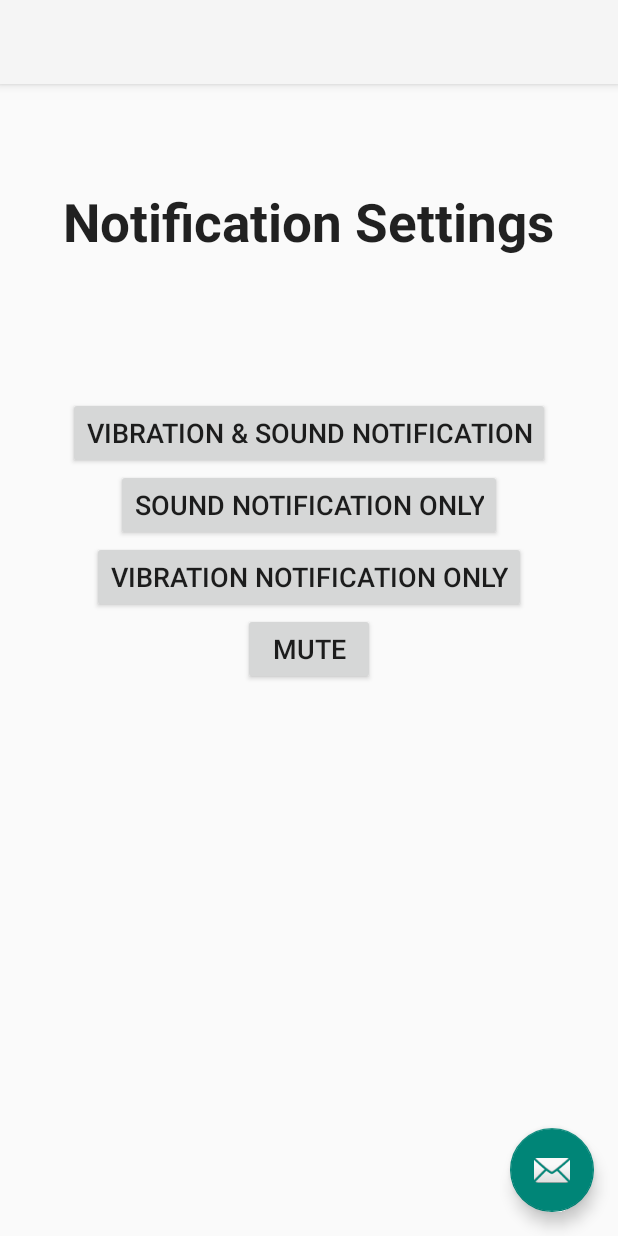
After one commit to CodeInSuits/CSE110Team40, an Android app: the GlobalSettings screen opened directly, with no data from a screen before it, on a phone screen of 412 x 824 dp. The commit adds this screen. Run offline under Robolectric (Android 15) with nearby library versions, the phone set to English and light mode, and no system bars; our stand-ins replace Firebase (no records; nobody signed in at launch, a user with empty details on screens opened directly).

Commit message:
add UI for global setting

```diff
--- /dev/null
+++ b/app/src/main/java/com/vapenaysh/jace/myapplication/GlobalSettings.java
@@ -0,0 +1,89 @@
+package com.vapenaysh.jace.myapplication;
+
+import android.media.AudioManager;
+import android.os.Bundle;
+import android.support.design.widget.FloatingActionButton;
+import android.support.design.widget.Snackbar;
+import android.support.v7.app.AppCompatActivity;
+import android.support.v7.widget.Toolbar;
+import android.view.View;
+import android.widget.Button;
+
+public class GlobalSettings extends AppCompatActivity {
+
+    AudioManager audioManager;
+
+    @Override
+    protected void onCreate(Bundle savedInstanceState) {
+        super.onCreate(savedInstanceState);
+        setContentView(R.layout.activity_global_settings);
+
+        Button both = (Button) findViewById(R.id.both);
+        Button soundOnly = (Button) findViewById(R.id.soundonly);
+        Button vibeOnly = (Button) findViewById(R.id.vibeonly);
+        Button mute = (Button) findViewById(R.id.mute);
+
+        AudioManager audioManager =
+                (AudioManager) getSystemService(getApplicationContext().AUDIO_SERVICE);
+
+
+        both.setOnClickListener(new View.OnClickListener() {
+            @Override
+            public void onClick(View v) {
+                    setVibration(true);
+                    setSound(true);
+            }
+        });
+
+        soundOnly.setOnClickListener(new View.OnClickListener() {
+            @Override
+            public void onClick(View v) {
+
+                setVibration(false);
+                setSound(true);
+            }
+        });
+
+        vibeOnly.setOnClickListener(new View.OnClickListener() {
+            @Override
+            public void onClick(View v) {
+
+                setVibration(true);
+                setSound(false);
+            }
+        });
+
+
+        mute.setOnClickListener(new View.OnClickListener() {
+            @Override
+            public void onClick(View v) {
+
+                setVibration(false);
+                setSound(false);
+            }
+        });
+    }
+
+    public void setVibration(boolean turnOn) {
+
+        if(audioManager != null) {
+            if (turnOn) {
+                audioManager.setRingerMode(AudioManager.RINGER_MODE_VIBRATE);
+            } else {
+                audioManager.setRingerMode(AudioManager.RINGER_MODE_SILENT);
+            }
+        }
+    }
+
+    public void setSound(boolean turnOn){
+
+        if(audioManager != null) {
+            if (turnOn) {
+                audioManager.setRingerMode(AudioManager.RINGER_MODE_NORMAL);
+            } else {
+                audioManager.setRingerMode(AudioManager.RINGER_MODE_SILENT);
+            }
+        }
+    }
+
+}
--- a/app/src/main/java/com/vapenaysh/jace/myapplication/LoginPage.java
+++ b/app/src/main/java/com/vapenaysh/jace/myapplication/LoginPage.java
@@ -4,7 +4,9 @@ import android.animation.Animator;
 import android.animation.AnimatorListenerAdapter;
 import android.animation.AnimatorSet;
 import android.animation.ObjectAnimator;
+import android.content.Context;
 import android.content.Intent;
+import android.content.SharedPreferences;
 import android.os.Bundle;
 import android.support.annotation.NonNull;
 import android.support.v4.app.FragmentActivity;
@@ -309,6 +311,7 @@ public class LoginPage extends FragmentActivity implements View.OnClickListener,
             GoogleSignInAccount acct = result.getSignInAccount();
             Toast.makeText(getApplication(),getString(R.string.signed_in_fmt, acct.getDisplayName()), Toast.LENGTH_SHORT).show();
 
+
             String idToken = acct.getIdToken();
             //Toast.makeText(getApplication(),idToken, Toast.LENGTH_SHORT).show();
             Intent intent = new Intent(LoginPage.this, UserCenter.class);
--- /dev/null
+++ b/app/src/main/res/layout/activity_global_settings.xml
@@ -0,0 +1,25 @@
+<?xml version="1.0" encoding="utf-8"?>
+<android.support.design.widget.CoordinatorLayout
+    xmlns:android="http://schemas.android.com/apk/res/android"
+    xmlns:app="http://schemas.android.com/apk/res-auto"
+    xmlns:tools="http://schemas.android.com/tools" android:layout_width="match_parent"
+    android:layout_height="match_parent" android:fitsSystemWindows="true"
+    tools:context="com.vapenaysh.jace.myapplication.GlobalSettings">
+
+    <android.support.design.widget.AppBarLayout android:layout_height="wrap_content"
+        android:layout_width="match_parent" android:theme="@style/AppTheme.AppBarOverlay">
+
+        <android.support.v7.widget.Toolbar android:id="@+id/toolbar"
+            android:layout_width="match_parent" android:layout_height="?attr/actionBarSize"
+            android:background="?attr/colorPrimary" app:popupTheme="@style/AppTheme.PopupOverlay" />
+
+    </android.support.design.widget.AppBarLayout>
+
+    <include layout="@layout/content_global_settings" />
+
+    <android.support.design.widget.FloatingActionButton android:id="@+id/fab"
+        android:layout_width="wrap_content" android:layout_height="wrap_content"
+        android:layout_gravity="bottom|end" android:layout_margin="@dimen/fab_margin"
+        android:src="@android:drawable/ic_dialog_email" />
+
+</android.support.design.widget.CoordinatorLayout>
--- /dev/null
+++ b/app/src/main/res/layout/content_global_settings.xml
@@ -0,0 +1,68 @@
+<?xml version="1.0" encoding="utf-8"?>
+<RelativeLayout xmlns:android="http://schemas.android.com/apk/res/android"
+    xmlns:tools="http://schemas.android.com/tools"
+    xmlns:app="http://schemas.android.com/apk/res-auto" android:layout_width="match_parent"
+    android:layout_height="match_parent" android:paddingLeft="@dimen/activity_horizontal_margin"
+    android:paddingRight="@dimen/activity_horizontal_margin"
+    android:paddingTop="@dimen/activity_vertical_margin"
+    android:paddingBottom="@dimen/activity_vertical_margin"
+    app:layout_behavior="@string/appbar_scrolling_view_behavior"
+    tools:showIn="@layout/activity_global_settings"
+    tools:context="com.vapenaysh.jace.myapplication.GlobalSettings">
+
+
+    <TextView
+        android:layout_width="wrap_content"
+        android:layout_height="wrap_content"
+        android:textAppearance="?android:attr/textAppearanceLarge"
+        android:text="Notification Settings"
+        android:textSize="35dp"
+        android:id="@+id/title"
+        android:textStyle="bold"
+        android:layout_alignParentTop="true"
+        android:layout_centerHorizontal="true"
+        android:layout_marginTop="52dp" />
+
+    <Button
+        android:layout_width="wrap_content"
+        android:layout_height="wrap_content"
+        android:text="Vibration &amp; Sound Notification"
+        android:textSize="18dp"
+        android:id="@+id/both"
+        android:gravity="center"
+        android:layout_marginTop="93dp"
+        android:layout_below="@+id/title"
+        android:layout_centerHorizontal="true" />
+
+    <Button
+        android:layout_width="wrap_content"
+        android:layout_height="wrap_content"
+        android:text="Sound Notification Only"
+        android:id="@+id/soundonly"
+        android:gravity="center"
+        android:textSize="18dp"
+
+        android:layout_below="@+id/both"
+        android:layout_centerHorizontal="true" />
+
+    <Button
+        android:layout_width="wrap_content"
+        android:layout_height="wrap_content"
+        android:text="Vibration Notification Only"
+        android:textSize="18dp"
+        android:id="@+id/vibeonly"
+        android:gravity="center"
+        android:layout_below="@+id/soundonly"
+        android:layout_centerHorizontal="true" />
+
+    <Button
+        android:layout_width="wrap_content"
+        android:layout_height="wrap_content"
+        android:text="Mute"
+        android:id="@+id/mute"
+        android:textSize="18dp"
+        android:layout_below="@+id/vibeonly"
+        android:layout_centerHorizontal="true" />
+
+
+</RelativeLayout>
--- a/app/src/main/res/layout/header.xml
+++ b/app/src/main/res/layout/header.xml
@@ -11,7 +11,7 @@
         android:id="@+id/profile_image"
         android:layout_width="76dp"
         android:layout_height="76dp"
-        android:src= "@drawable/jace"
+        android:src= "@drawable/defaultuser"
         app:border_color="#FF000000"
         android:layout_marginLeft="24dp"
         android:layout_centerVertical="true"
--- a/app/src/main/res/values/dimens.xml
+++ b/app/src/main/res/values/dimens.xml
@@ -9,5 +9,6 @@
 
     <dimen name="homepage_btn_height">64dp</dimen>
     <dimen name="homepage_btn_width">256dp</dimen>
+    <dimen name="fab_margin">16dp</dimen>
 
 </resources>
--- a/app/src/main/res/values/strings.xml
+++ b/app/src/main/res/values/strings.xml
@@ -27,6 +27,9 @@
     <string name="title_activity_content_fragment">ContentFragment</string>
     <string name="closeDrawer">Navigation View</string>
     <string name="openDrawer">Navigation View Closed</string>
+    <string name="title_activity_global_settings">GlobalSettings</string>
+    <string name="title_activity_partner__favorite__location">Partner_Favorite_Location</string>
+    <string name="title_activity_partner_favorite_location">PartnerFavoriteLocation</string>
 
 
 
--- a/app/src/main/res/values/styles.xml
+++ b/app/src/main/res/values/styles.xml
@@ -15,5 +15,7 @@
         <item name="android:layout_margin">16dp</item>
         <item name="android:background">#d4a190</item>
     </style>
+    <style name="AppTheme.AppBarOverlay" parent="ThemeOverlay.AppCompat.Dark.ActionBar" />
+    <style name="AppTheme.PopupOverlay" parent="ThemeOverlay.AppCompat.Light" />
 
 </resources>
```
Also changed, not shown: app/src/main/AndroidManifest.xml (+16 -1 lines), app/src/main/java/com/vapenaysh/jace/myapplication/PartnerFavoriteLocation.java (added, +29 -0 lines), app/src/main/java/com/vapenaysh/jace/myapplication/UserCenter.java (+15 -4 lines), app/src/main/res/layout/activity_partner_favorite_location.xml (added, +25 -0 lines), app/src/main/res/layout/activity_user_center.xml (+17 -0 lines), app/src/main/res/layout/content_partner_favorite_location.xml (added, +32 -0 lines), app/src/main/res/menu/drawer.xml (+11 -0 lines), app/src/main/res/drawable/defaultuser.png (added).
